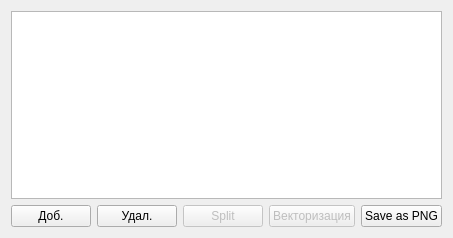
Qt form MapVectorization/map-app/layersviewer.ui (YulyIllarionov/MapVectorization) before a commit.
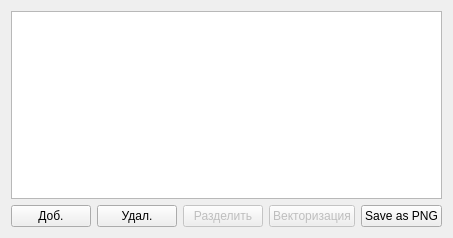
The same form after that commit.

Commit message: Пипетка, разделить

The edit to the form file:
```diff
--- a/MapVectorization/map-app/layersviewer.ui
+++ b/MapVectorization/map-app/layersviewer.ui
@@ -39,7 +39,7 @@
         <bool>false</bool>
        </property>
        <property name="text">
-        <string>Split</string>
+        <string>Разделить</string>
        </property>
       </widget>
      </item>
```
The commit also changes 1 other file.
